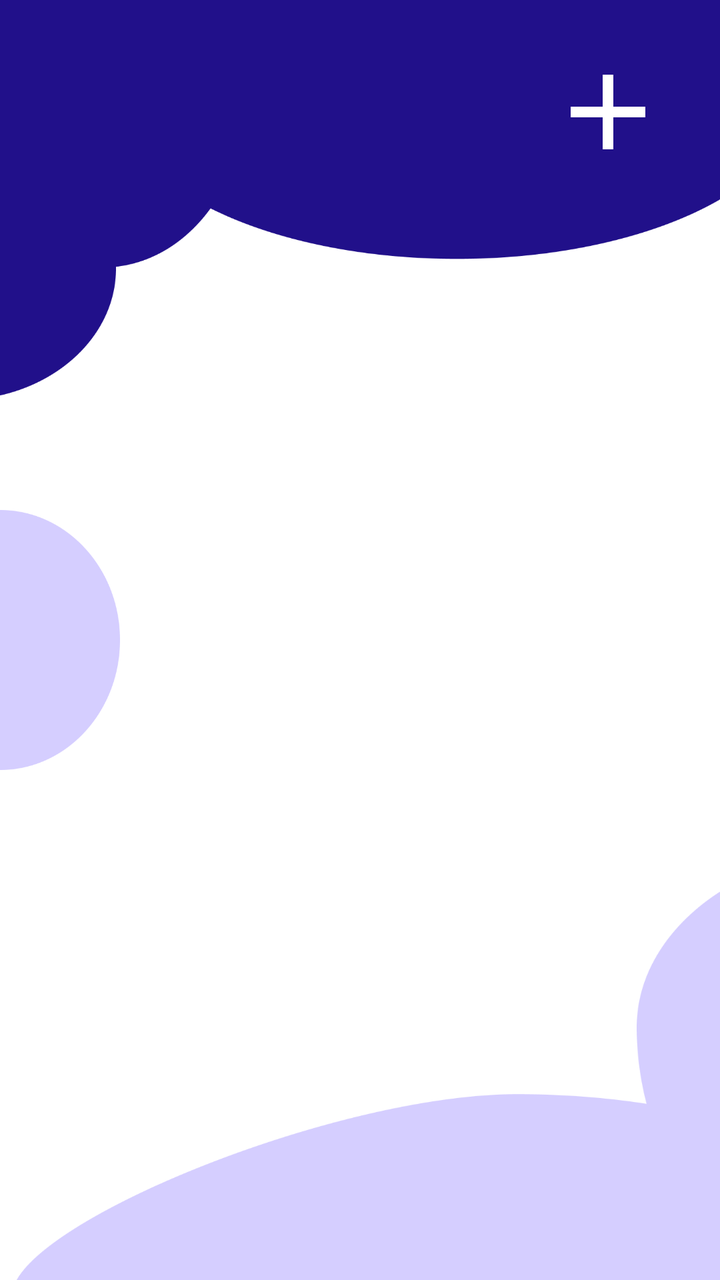
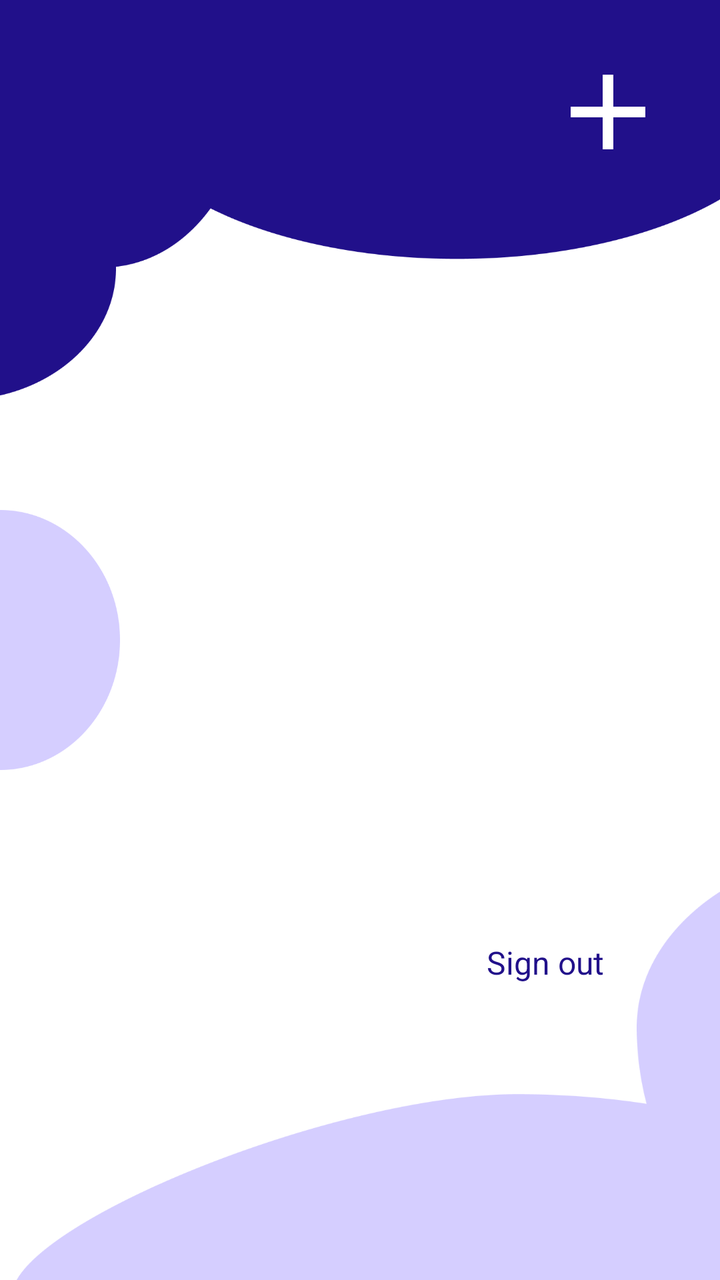

Before-and-after screenshots of an Android layout around one commit, followed by the original layout XML and the change that was made.
<!-- AndroidManifest.xml: application theme Theme.TodolistApp -->
<!-- res/layout/fragment_home.xml -->
<?xml version="1.0" encoding="utf-8"?>
<androidx.constraintlayout.widget.ConstraintLayout xmlns:android="http://schemas.android.com/apk/res/android"
    xmlns:app="http://schemas.android.com/apk/res-auto"
    xmlns:tools="http://schemas.android.com/tools"
    android:layout_width="match_parent"
    android:layout_height="match_parent"
    tools:context=".fragments.HomeFragment">
    
    <ImageView
        android:id="@+id/imageView"
        android:layout_width="wrap_content"
        android:layout_height="200dp"
        android:scaleType="fitXY"
        android:src="@drawable/design_one"
        app:layout_constraintEnd_toEndOf="parent"
        app:layout_constraintHorizontal_bias="0.5"
        app:layout_constraintStart_toStartOf="parent"
        app:layout_constraintTop_toTopOf="parent" />

    
    <ImageView
        android:id="@+id/imageView2"
        android:layout_width="60dp"
        android:layout_height="130dp"
        android:scaleType="fitXY"
        android:src="@drawable/ellipse_one"
        app:layout_constraintBottom_toBottomOf="parent"
        app:layout_constraintStart_toStartOf="parent"
        app:layout_constraintTop_toTopOf="parent" />

    
    <ImageView
        android:id="@+id/imageView3"
        android:layout_width="wrap_content"
        android:layout_height="210dp"
        android:layout_marginStart="12dp"
        android:scaleType="fitXY"
        android:src="@drawable/design_two"
        app:layout_constraintBottom_toBottomOf="parent"
        app:layout_constraintEnd_toEndOf="parent"
        app:layout_constraintHorizontal_bias="0.5"
        app:layout_constraintStart_toStartOf="parent" />

    

    <ImageView
        android:id="@+id/addBtnHome"
        android:layout_width="64dp"
        android:layout_height="64dp"
        android:layout_marginTop="24dp"
        android:layout_marginEnd="24dp"
        android:src="@drawable/baseline_add_24"
        app:layout_constraintEnd_toEndOf="parent"
        app:layout_constraintTop_toTopOf="parent" />

    <androidx.recyclerview.widget.RecyclerView
        android:id="@+id/recyclerView"
        android:layout_width="0dp"
        android:layout_height="0dp"
        app:layout_constraintBottom_toBottomOf="@+id/imageView3"
        app:layout_constraintTop_toBottomOf="@+id/imageView"
        app:layout_constraintStart_toStartOf="parent"
        app:layout_constraintEnd_toEndOf="parent"
        app:layout_constraintVertical_bias="0.0"
        tools:layout_editor_absoluteX="16dp" />


</androidx.constraintlayout.widget.ConstraintLayout>
<!-- resources referenced by this layout -->
<resources>
  <!-- drawable baseline_add_24 (drawable) -->
  <vector xmlns:android="http://schemas.android.com/apk/res/android" android:height="24dp" android:tint="#FFFFFF" android:viewportHeight="24" android:viewportWidth="24" android:width="24dp">
        
      <path android:fillColor="@android:color/white" android:pathData="M19,13h-6v6h-2v-6H5v-2h6V5h2v6h6v2z"/>
      
  </vector>
  <!-- drawable design_one: png bitmap (drawable, 12106 bytes) -->
  <!-- drawable design_two: png bitmap (drawable, 13185 bytes) -->
  <!-- drawable ellipse_one: png bitmap (drawable, 5500 bytes) -->
  <style name="Theme.TodolistApp" parent="Theme.MaterialComponents.DayNight.NoActionBar">
          
          <item name="colorPrimary">@color/purple_500</item>
          <item name="colorPrimaryVariant">@color/purple_700</item>
          <item name="colorOnPrimary">@color/white</item>
          
          <item name="colorSecondary">@color/secondary_color</item>
          <item name="colorSecondaryVariant">@color/teal_700</item>
          <item name="colorOnSecondary">@color/black</item>
          
          <item name="android:statusBarColor" tools:targetApi="l">@color/secondary_color</item>
          
      </style>
  <color name="purple_500">#FF6200EE</color>
  <color name="purple_700">#FF3700B3</color>
  <color name="white">#FFFFFFFF</color>
  <color name="secondary_color">#D5CEFF</color>
  <color name="teal_700">#FF018786</color>
  <color name="black">#FF000000</color>
</resources>

<!-- the commit's change to res/layout/fragment_home.xml (unified diff, before → after) -->
@@ -58,11 +58,24 @@
         android:layout_width="0dp"
         android:layout_height="0dp"
         app:layout_constraintBottom_toBottomOf="@+id/imageView3"
+        app:layout_constraintEnd_toEndOf="parent"
+        app:layout_constraintHorizontal_bias="1.0"
+        app:layout_constraintStart_toStartOf="parent"
         app:layout_constraintTop_toBottomOf="@+id/imageView"
-        app:layout_constraintStart_toStartOf="parent"
+        app:layout_constraintVertical_bias="1.0" />
+
+    <TextView
+        android:id="@+id/signOutText"
+        android:layout_width="wrap_content"
+        android:layout_height="wrap_content"
+        android:layout_marginBottom="148dp"
+        android:text="Sign out"
+        android:textColor="@color/text_color"
+        android:textSize="16sp"
+        app:layout_constraintBottom_toBottomOf="parent"
         app:layout_constraintEnd_toEndOf="parent"
-        app:layout_constraintVertical_bias="0.0"
-        tools:layout_editor_absoluteX="16dp" />
+        app:layout_constraintHorizontal_bias="0.807"
+        app:layout_constraintStart_toStartOf="parent" />
 
 
 </androidx.constraintlayout.widget.ConstraintLayout>
<!-- resource entries referenced after the edit -->
@@ -1,5 +1,6 @@
 <!-- resources referenced by this layout -->
 <resources>
+  <color name="text_color">#21108A</color>
   <!-- drawable baseline_add_24 (drawable) -->
   <vector xmlns:android="http://schemas.android.com/apk/res/android" android:height="24dp" android:tint="#FFFFFF" android:viewportHeight="24" android:viewportWidth="24" android:width="24dp">
         
